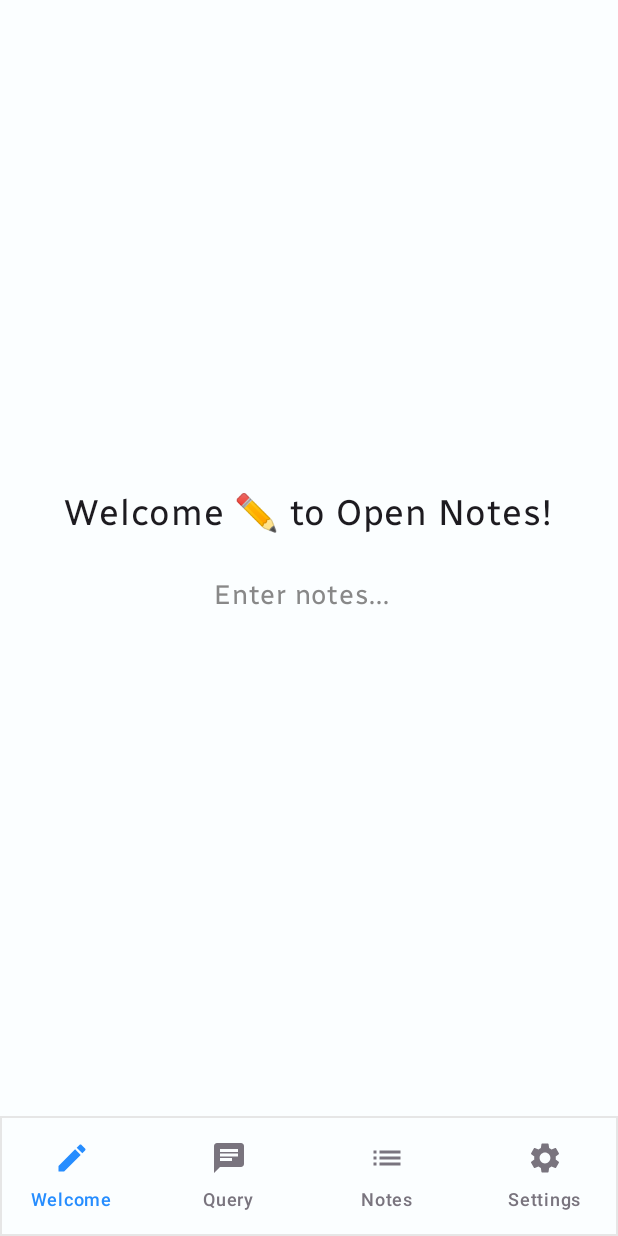
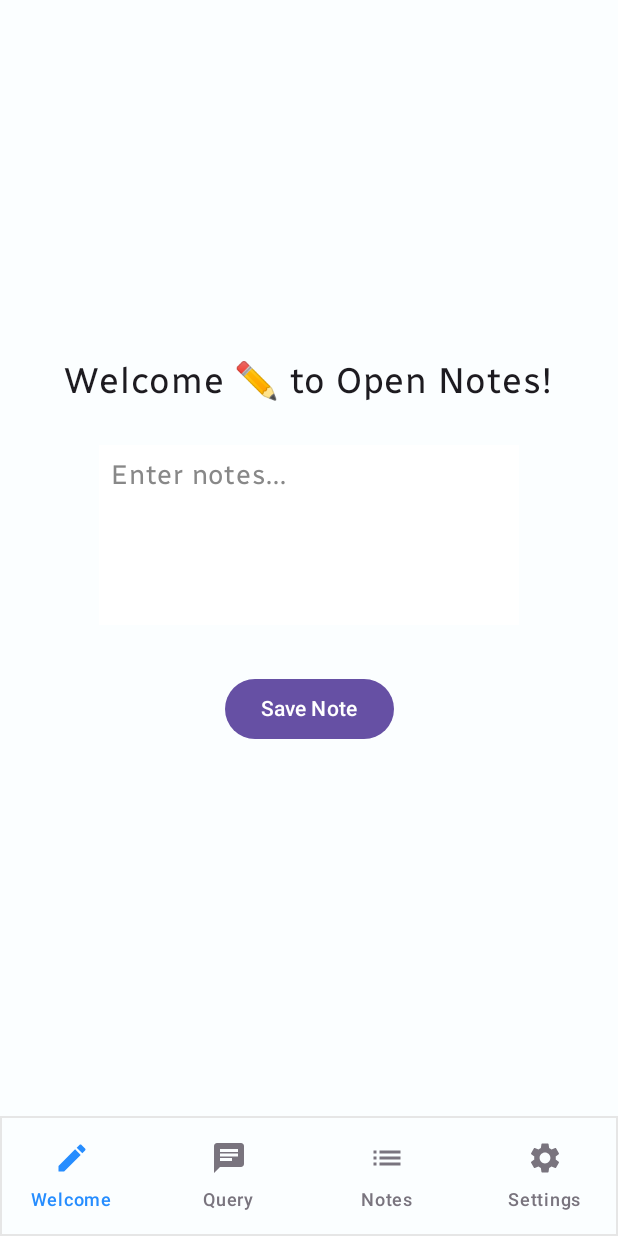
Before and after one commit to ethanoutangoun/OpenNotes, an Android app built with Jetpack Compose: the screen it shows after launch (MainActivity), on a phone screen of 412 x 824 dp. Run offline under Robolectric (Android 15) with nearby library versions, the phone set to English and light mode, and no system bars; our stand-ins replace accompanist; libraries missing offline, so code that uses them is left out: com.google.accompanist.navigation.

Commit message:
Note adding/categorization works

```diff
--- a/app/src/main/AndroidManifest.xml
+++ b/app/src/main/AndroidManifest.xml
@@ -1,6 +1,8 @@
 <?xml version="1.0" encoding="utf-8"?>
 <manifest xmlns:android="http://schemas.android.com/apk/res/android"
     xmlns:tools="http://schemas.android.com/tools">
+    <uses-permission android:name="android.permission.INTERNET"/>
+
 
     <application
         android:allowBackup="true"
--- a/app/src/main/java/com/opennotes/MainActivity.kt
+++ b/app/src/main/java/com/opennotes/MainActivity.kt
@@ -6,9 +6,11 @@ import androidx.activity.compose.setContent
 import com.opennotes.ui.NoteApp
 import com.opennotes.ui.theme.OpenNotesTheme
 
+
 class MainActivity : ComponentActivity() {
     override fun onCreate(savedInstanceState: Bundle?) {
         super.onCreate(savedInstanceState)
+
         setContent {
             OpenNotesTheme {
                 NoteApp()
--- a/app/src/main/java/com/opennotes/data/model/NoteCategory.kt
+++ b/app/src/main/java/com/opennotes/data/entities/Category.kt
@@ -1,12 +1,12 @@
-package com.opennotes.data.model
+package com.opennotes.data.entities
 
 import androidx.room.Entity
 import androidx.room.PrimaryKey
 
 @Entity(tableName = "categories")
-data class NoteCategory(
+data class Category(
     @PrimaryKey(autoGenerate = true)
-    val id: Int = 0,
+    val id: String,
     val name: String,
     val colorHex: String
 )
--- a/app/src/main/java/com/opennotes/data/model/Note.kt
+++ b/app/src/main/java/com/opennotes/data/entities/Note.kt
@@ -1,4 +1,4 @@
-package com.opennotes.data.model
+package com.opennotes.data.entities
 
 import androidx.room.Entity
 import androidx.room.PrimaryKey
@@ -7,7 +7,7 @@ import java.util.Date
 @Entity(tableName = "notes")
 data class Note(
     @PrimaryKey(autoGenerate = true)
-    val id: Long = 0,
+    val id: String,
     val content: String,
     val categoryId: Int,
     val createdAt: Date = Date(),
--- a/app/src/main/java/com/opennotes/ui/NavigationGraph.kt
+++ b/app/src/main/java/com/opennotes/ui/NavigationGraph.kt
@@ -31,11 +31,14 @@ import androidx.compose.foundation.BorderStroke
 import androidx.compose.foundation.border
 import com.opennotes.ui.theme.BackgroundColor
 import com.opennotes.ui.theme.BorderColor
+import androidx.lifecycle.viewmodel.compose.viewModel
 
 @OptIn(ExperimentalAnimationApi::class)
 @Composable
 fun NavigationGraph(navController: NavHostController) {
     val screenOrder = listOf("Welcome", "Query", "Notes", "Settings")
+    val notesViewModel: NotesViewModel = viewModel()
+
 
     AnimatedNavHost(
         navController = navController,
@@ -66,7 +69,7 @@ fun NavigationGraph(navController: NavHostController) {
                 }
             }
         ) {
-            WelcomeScreen()
+            WelcomeScreen(notesViewModel = notesViewModel)
         }
 
         composable(
@@ -122,7 +125,7 @@ fun NavigationGraph(navController: NavHostController) {
                 }
             }
         ) {
-            NoteListScreen(viewModel = NotesViewModel())
+            NoteListScreen(viewModel = notesViewModel)
         }
 
         composable(
@@ -149,10 +152,12 @@ fun NavigationGraph(navController: NavHostController) {
                             fadeOut(animationSpec = tween(300))
                 }
             }
-        ) { SettingsScreen()
+        ) {
+            SettingsScreen()
         }
     }
 }
+
 
 @Composable
 fun BottomNavigationBar(navController: NavHostController) {
--- a/app/src/main/java/com/opennotes/ui/NoteListScreen.kt
+++ b/app/src/main/java/com/opennotes/ui/NoteListScreen.kt
@@ -1,5 +1,6 @@
 package com.opennotes.ui
 
+import android.util.Log
 import androidx.compose.animation.AnimatedVisibility
 import androidx.compose.animation.core.MutableTransitionState
 import androidx.compose.animation.core.tween
@@ -51,7 +52,7 @@ fun NoteListScreen(viewModel: NotesViewModel) {
     val notes by viewModel.notes.collectAsState()
     val categories by viewModel.categories.collectAsState()
     val expandedCategories = remember { mutableStateMapOf<String, Boolean>() }
-
+    Log.d("NotesUI", "Notes in UI: ${notes.size}")
     Column(
         modifier = Modifier
             .fillMaxSize()
--- a/app/src/main/java/com/opennotes/ui/WelcomeScreen.kt
+++ b/app/src/main/java/com/opennotes/ui/WelcomeScreen.kt
@@ -3,6 +3,7 @@ package com.opennotes.ui
 import androidx.compose.foundation.background
 import androidx.compose.foundation.layout.*
 import androidx.compose.foundation.text.BasicTextField
+import androidx.compose.material3.Button
 import androidx.compose.material3.Text
 import androidx.compose.runtime.*
 import androidx.compose.ui.Alignment
@@ -14,10 +15,12 @@ import androidx.compose.ui.text.TextStyle
 import androidx.compose.ui.graphics.Color
 import com.opennotes.ui.theme.BackgroundColor
 import com.opennotes.ui.theme.OpenNotesTheme
+import kotlinx.coroutines.launch
 
 @Composable
-fun WelcomeScreen() {
+fun WelcomeScreen(notesViewModel: NotesViewModel) {
     var text by remember { mutableStateOf("") }
+    val coroutineScope = rememberCoroutineScope()
 
     Column(
         modifier = Modifier
@@ -37,15 +40,41 @@ fun WelcomeScreen() {
         BasicTextField(
             value = text,
             onValueChange = { text = it },
-            modifier = Modifier.padding(8.dp),
+            modifier = Modifier
+                .padding(8.dp)
+                .width(280.dp)
+                .height(120.dp),
             textStyle = TextStyle(fontSize = 18.sp, color = Color.Black),
             decorationBox = { innerTextField ->
-                if (text.isEmpty()) {
-                    Text("Enter notes...", fontSize = 18.sp, color = Color.Gray)
+                Box(
+                    modifier = Modifier
+                        .background(Color.White)
+                        .padding(8.dp)
+                ) {
+                    if (text.isEmpty()) {
+                        Text("Enter notes...", fontSize = 18.sp, color = Color.Gray)
+                    }
+                    innerTextField()
                 }
-                innerTextField()
             }
         )
+
+        Spacer(modifier = Modifier.height(16.dp))
+
+        // Save button
+        Button(
+            onClick = {
+                if (text.isNotEmpty()) {
+                    coroutineScope.launch {
+                        notesViewModel.addNote(text)
+                        text = "" // Clear the text field after saving
+                    }
+                }
+            },
+            modifier = Modifier.padding(8.dp)
+        ) {
+            Text("Save Note")
+        }
     }
 }
 
@@ -53,6 +82,6 @@ fun WelcomeScreen() {
 @Composable
 fun WelcomeScreenPreview() {
     OpenNotesTheme {
-        WelcomeScreen()
+        WelcomeScreen(notesViewModel = NotesViewModel())
     }
 }
```
Also changed, not shown: app/build.gradle.kts (+17 -1 lines), app/src/main/java/com/opennotes/data/AppDatabase.kt (added, +14 -0 lines), app/src/main/java/com/opennotes/data/DatabaseHelper.kt (added, +26 -0 lines), app/src/main/java/com/opennotes/data/dao/CategoryDao.kt (added, +16 -0 lines), app/src/main/java/com/opennotes/data/dao/NoteDao.kt (added, +23 -0 lines), app/src/main/java/com/opennotes/ui/NoteViewModel.kt (+60 -1 lines), gradle/libs.versions.toml (+14 -0 lines).
